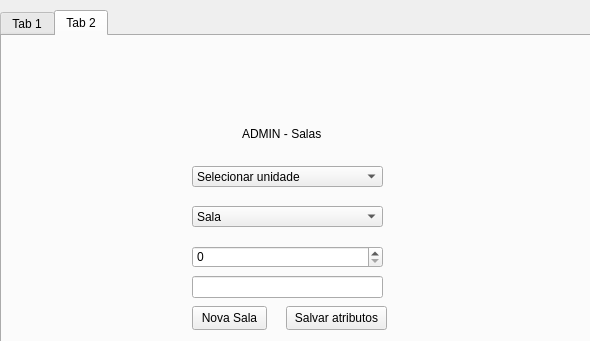
This is adminmodel.ui in JhonataE/SalaLivre as Qt 5 draws it before an edit. The edited form follows.
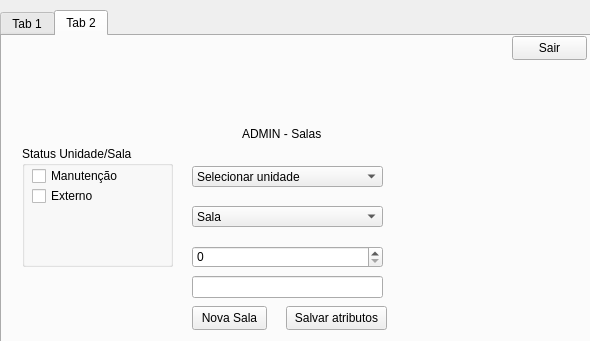
This is the edited form. Icons and pictures are not drawn.

What changed in the file:
```diff
--- a/adminmodel.ui
+++ b/adminmodel.ui
@@ -226,6 +226,58 @@
       <string>Salvar atributos</string>
      </property>
     </widget>
+    <widget class="QGroupBox" name="groupBox">
+     <property name="geometry">
+      <rect>
+       <x>20</x>
+       <y>110</y>
+       <width>151</width>
+       <height>121</height>
+      </rect>
+     </property>
+     <property name="title">
+      <string>Status Unidade/Sala</string>
+     </property>
+     <widget class="QCheckBox" name="checkManutencao">
+      <property name="geometry">
+       <rect>
+        <x>10</x>
+        <y>20</y>
+        <width>101</width>
+        <height>20</height>
+       </rect>
+      </property>
+      <property name="text">
+       <string>Manutenção</string>
+      </property>
+     </widget>
+     <widget class="QCheckBox" name="checkUsoExterno">
+      <property name="geometry">
+       <rect>
+        <x>10</x>
+        <y>40</y>
+        <width>101</width>
+        <height>20</height>
+       </rect>
+      </property>
+      <property name="text">
+       <string>Externo</string>
+      </property>
+     </widget>
+    </widget>
+    <widget class="QPushButton" name="btnSair">
+     <property name="geometry">
+      <rect>
+       <x>510</x>
+       <y>0</y>
+       <width>75</width>
+       <height>24</height>
+      </rect>
+     </property>
+     <property name="text">
+      <string>Sair</string>
+     </property>
+    </widget>
    </widget>
   </widget>
  </widget>
```
Left out of the diff: 30 changed lines with no effect on the pictures.
